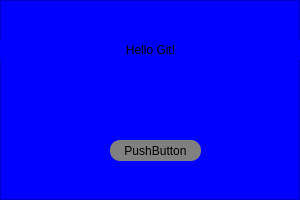
Qt form src/mainwindow.ui (AndriiBash/Window-constructor-with-background-blur) before a commit.
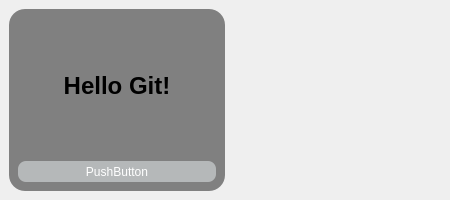
The same form after that commit.

Commit message: update example form

Diff of the .ui file:
```diff
--- a/src/mainwindow.ui
+++ b/src/mainwindow.ui
@@ -6,7 +6,7 @@
    <rect>
     <x>0</x>
     <y>0</y>
-    <width>300</width>
+    <width>450</width>
     <height>200</height>
    </rect>
   </property>
@@ -14,17 +14,24 @@
    <string>MainWindow</string>
   </property>
   <widget class="QWidget" name="centralwidget">
+   <layout class="QHBoxLayout" name="horizontalLayout">
+    <item>
    <widget class="QFrame" name="frame">
-    <property name="geometry">
-     <rect>
-      <x>0</x>
-      <y>0</y>
-      <width>300</width>
-      <height>200</height>
-     </rect>
+      <property name="sizePolicy">
+       <sizepolicy hsizetype="Expanding" vsizetype="Expanding">
+        <horstretch>0</horstretch>
+        <verstretch>0</verstretch>
+       </sizepolicy>
+      </property>
+      <property name="minimumSize">
+       <size>
+        <width>150</width>
+        <height>0</height>
+       </size>
     </property>
     <property name="styleSheet">
-     <string notr="true">background-color: blue;
+       <string notr="true">border-radius: 16px;
+background-color: grey;
 </string>
     </property>
     <property name="frameShape">
@@ -33,37 +40,31 @@
     <property name="frameShadow">
      <enum>QFrame::Raised</enum>
     </property>
+      <layout class="QVBoxLayout" name="verticalLayout">
+       <item>
     <widget class="QLabel" name="label">
-     <property name="geometry">
-      <rect>
-       <x>0</x>
-       <y>40</y>
-       <width>301</width>
-       <height>20</height>
-      </rect>
-     </property>
      <property name="text">
-      <string>Hello Git!</string>
+          <string>&lt;html&gt;&lt;head/&gt;&lt;body&gt;&lt;p align=&quot;center&quot;&gt;&lt;span style=&quot; font-size:18pt; font-weight:700;&quot;&gt;Hello Git!&lt;/span&gt;&lt;/p&gt;&lt;/body&gt;&lt;/html&gt;</string>
      </property>
      <property name="alignment">
       <set>Qt::AlignCenter</set>
      </property>
     </widget>
+       </item>
+       <item>
     <widget class="QPushButton" name="pushButton">
-     <property name="geometry">
-      <rect>
-       <x>110</x>
-       <y>140</y>
-       <width>91</width>
+         <property name="minimumSize">
+          <size>
+           <width>0</width>
        <height>21</height>
-      </rect>
+          </size>
      </property>
      <property name="styleSheet">
       <string notr="true">QPushButton
 {
-	background-color: grey;
-	color: black;
-	border-radius: 10px;
+	background-color: rgb(181, 184, 185);
+	color: white;
+	border-radius: 8px;
 }
 
 QPushButton::hover
@@ -80,7 +81,27 @@
       <string>PushButton</string>
      </property>
     </widget>
-   </widget>
+       </item>
+      </layout>
+     </widget>
+    </item>
+    <item>
+     <spacer name="horizontalSpacer">
+      <property name="orientation">
+       <enum>Qt::Horizontal</enum>
+      </property>
+      <property name="sizeType">
+       <enum>QSizePolicy::Expanding</enum>
+      </property>
+      <property name="sizeHint" stdset="0">
+       <size>
+        <width>40</width>
+        <height>20</height>
+       </size>
+      </property>
+     </spacer>
+    </item>
+   </layout>
   </widget>
  </widget>
  <resources/>
```
Left out of the diff: 4 changed lines with no effect on the pictures. Lines whose indentation alone changed are shown as unchanged. The commit also changes 6 other files.
